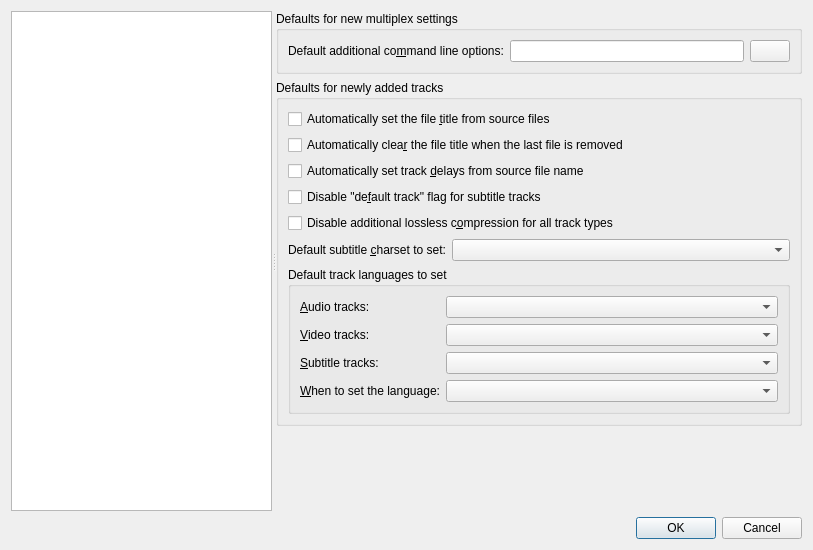
First picture: the form in src/mkvtoolnix-gui/forms/main_window/preferences_dialog.ui, repository jpsdr/MKVToolnix-Windows-7, before the edit.
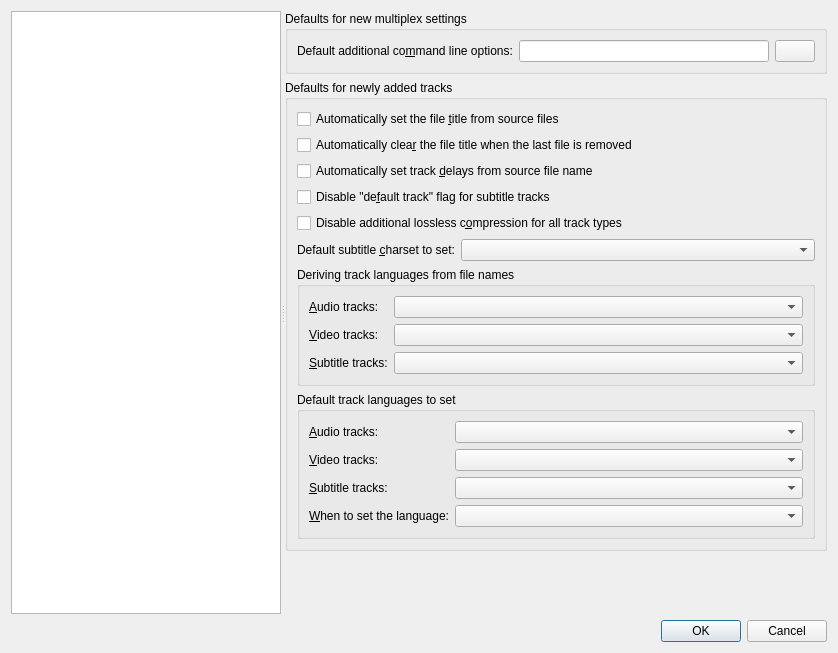
Second picture: the form after the edit. The open tabs and pages were chosen to show the change. Icons and pictures are not drawn. Custom widgets are drawn as their Qt base class.

Commit message:
GUI: mux: implement deriving track languages from file names
Implements #1808.

```diff
--- a/src/mkvtoolnix-gui/forms/main_window/preferences_dialog.ui
+++ b/src/mkvtoolnix-gui/forms/main_window/preferences_dialog.ui
@@ -6,8 +6,8 @@
    <rect>
     <x>0</x>
     <y>0</y>
-    <width>813</width>
-    <height>550</height>
+    <width>838</width>
+    <height>653</height>
    </rect>
   </property>
   <property name="windowTitle">
@@ -642,6 +642,75 @@
              </item>
             </layout>
            </item>
+           <item>
+            <widget class="QGroupBox" name="groupBox_18">
+             <property name="title">
+              <string>Deriving track languages from file names</string>
+             </property>
+             <layout class="QGridLayout" name="gridLayout_8">
+              <item row="0" column="0">
+               <widget class="QLabel" name="lDeriveAudioTrackLanguageFromFileName">
+                <property name="text">
+                 <string>&amp;Audio tracks:</string>
+                </property>
+                <property name="buddy">
+                 <cstring>cbMDeriveAudioTrackLanguageFromFileName</cstring>
+                </property>
+               </widget>
+              </item>
+              <item row="0" column="1">
+               <widget class="mtx::gui::Util::LanguageComboBox" name="cbMDeriveAudioTrackLanguageFromFileName">
+                <property name="sizePolicy">
+                 <sizepolicy hsizetype="Expanding" vsizetype="Fixed">
+                  <horstretch>0</horstretch>
+                  <verstretch>0</verstretch>
+                 </sizepolicy>
+                </property>
+               </widget>
+              </item>
+              <item row="1" column="0">
+               <widget class="QLabel" name="lDeriveVideoTrackLanguageFromFileName">
+                <property name="text">
+                 <string>&amp;Video tracks:</string>
+                </property>
+                <property name="buddy">
+                 <cstring>cbMDeriveVideoTrackLanguageFromFileName</cstring>
+                </property>
+               </widget>
+              </item>
+              <item row="1" column="1">
+               <widget class="mtx::gui::Util::LanguageComboBox" name="cbMDeriveVideoTrackLanguageFromFileName">
+                <property name="sizePolicy">
+                 <sizepolicy hsizetype="Expanding" vsizetype="Fixed">
+                  <horstretch>0</horstretch>
+                  <verstretch>0</verstretch>
+                 </sizepolicy>
+                </property>
+               </widget>
+              </item>
+              <item row="2" column="0">
+               <widget class="QLabel" name="lDeriveSubtitleTrackLanguageFromFileName">
+                <property name="text">
+                 <string>&amp;Subtitle tracks:</string>
+                </property>
+                <property name="buddy">
+                 <cstring>cbMDeriveSubtitleTrackLanguageFromFileName</cstring>
+                </property>
+               </widget>
+              </item>
+              <item row="2" column="1">
+               <widget class="mtx::gui::Util::LanguageComboBox" name="cbMDeriveSubtitleTrackLanguageFromFileName">
+                <property name="sizePolicy">
+                 <sizepolicy hsizetype="Expanding" vsizetype="Fixed">
+                  <horstretch>0</horstretch>
+                  <verstretch>0</verstretch>
+                 </sizepolicy>
+                </property>
+               </widget>
+              </item>
+             </layout>
+            </widget>
+           </item>
            <item>
             <widget class="QGroupBox" name="groupBox_9">
              <property name="title">
```
Left out of the diff: 3 changed lines with no effect on the pictures. The commit also changes 10 other files.
